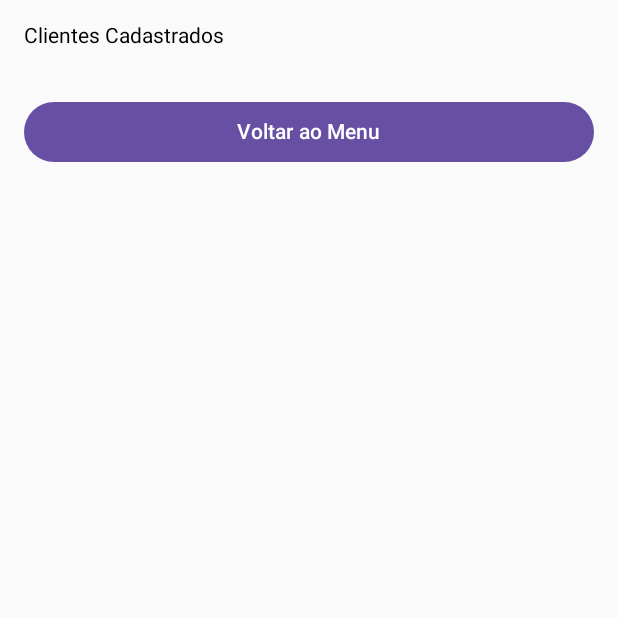
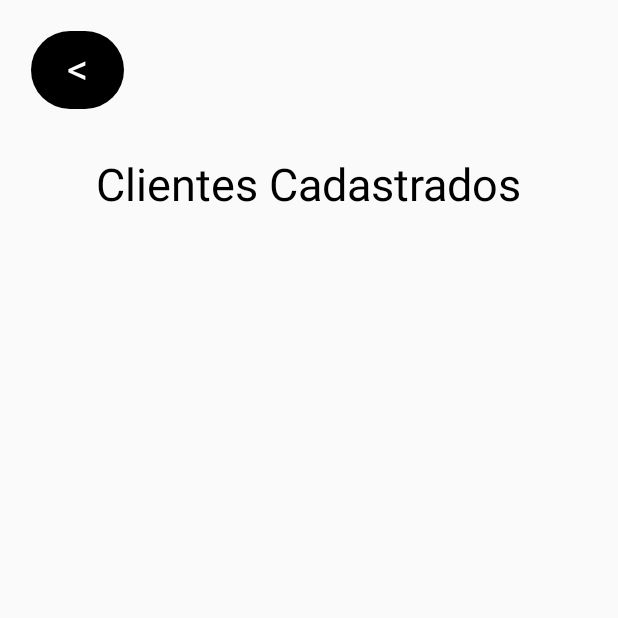
Before and after one commit to pablopasquim/MarmitasProjetos, an Android app built with Jetpack Compose: the VisualizarClientesScreen screen opened through its navigation route, on a phone screen of 412 x 824 dp, the top half of it. Run offline under Robolectric (Android 15) with nearby library versions, the phone set to English and light mode, and no system bars; our stand-ins replace Room's generated code.

Commit message:
changed viewe style and fixed view buttons to correctly return after editing the client

```diff
--- a/app/src/main/java/com/example/marmitasapp/ClienteActivity.kt
+++ b/app/src/main/java/com/example/marmitasapp/ClienteActivity.kt
@@ -5,7 +5,10 @@ import android.widget.Toast
 import androidx.activity.ComponentActivity
 import androidx.activity.compose.setContent
 import androidx.activity.viewModels
+import androidx.compose.foundation.background
+import androidx.compose.foundation.border
 import androidx.compose.foundation.layout.Arrangement
+import androidx.compose.foundation.layout.Box
 import androidx.compose.foundation.layout.Column
 import androidx.compose.foundation.layout.Row
 import androidx.compose.foundation.layout.Spacer
@@ -13,7 +16,13 @@ import androidx.compose.foundation.layout.fillMaxSize
 import androidx.compose.foundation.layout.fillMaxWidth
 import androidx.compose.foundation.layout.height
 import androidx.compose.foundation.layout.padding
+import androidx.compose.foundation.layout.size
+import androidx.compose.foundation.layout.wrapContentSize
+import androidx.compose.foundation.shape.CircleShape
+import androidx.compose.foundation.shape.RoundedCornerShape
 import androidx.compose.material3.Button
+import androidx.compose.material3.ButtonDefaults
+import androidx.compose.material3.MaterialTheme
 import androidx.compose.material3.Text
 import androidx.compose.material3.TextField
 import androidx.compose.runtime.Composable
@@ -23,9 +32,13 @@ import androidx.compose.runtime.remember
 import androidx.compose.runtime.setValue
 import androidx.compose.ui.Alignment
 import androidx.compose.ui.Modifier
+import androidx.compose.ui.draw.clip
+import androidx.compose.ui.draw.shadow
 import androidx.compose.ui.graphics.Color
 import androidx.compose.ui.platform.LocalContext
+import androidx.compose.ui.text.TextStyle
 import androidx.compose.ui.unit.dp
+import androidx.compose.ui.unit.sp
 import androidx.navigation.NavController
 import androidx.navigation.compose.NavHost
 import androidx.navigation.compose.composable
@@ -55,7 +68,7 @@ class ClienteActivity : ComponentActivity() {
                 }
                 composable("cadastro") {
                     CadastrarClienteScreen(viewModel = viewModel) {
-                        navController.popBackStack() // Volta para o menu após o cadastro
+                        navController.popBackStack()
                     }
                 }
                 composable("listagem") {
@@ -105,7 +118,7 @@ fun ClientesMenu(navController: NavController) {
         Spacer(modifier = Modifier.height(16.dp))
 
         Button(
-            onClick = {  },
+            onClick = { navController.popBackStack() },
             modifier = Modifier.fillMaxWidth()
         ) {
             Text("Voltar ao Menu Principal")
@@ -194,7 +207,29 @@ fun CadastrarClienteScreen(viewModel: ClienteViewModel, onFinish: () -> Unit) {
 
 @Composable
 fun VisualizarClientesScreen(viewModel: ClienteViewModel, navController: NavController) {
+
+    Column(
+        modifier = Modifier
+            .fillMaxSize()
+            .padding(5.dp),
+        verticalArrangement = Arrangement.Top,
+        horizontalAlignment = Alignment.Start
+    ) {
+        Button(
+            onClick = { navController.popBackStack() },
+            modifier = Modifier
+                .padding(start = 10.dp, top = 10.dp)
+                .wrapContentSize() // Button size adjusts to content
+                .clip(CircleShape)
+                .padding(5.dp),
+            colors = ButtonDefaults.buttonColors(containerColor = Color.Black)
+        ) {
+            Text("<", style = MaterialTheme.typography.headlineMedium)
+        }
+
+    }
     val clientes = viewModel.listaClientes.value
+
 
     Column(
         modifier = Modifier
@@ -203,19 +238,41 @@ fun VisualizarClientesScreen(viewModel: ClienteViewModel, navController: NavCont
         verticalArrangement = Arrangement.Top,
         horizontalAlignment = Alignment.Start
     ) {
-        Text("Clientes Cadastrados", modifier = Modifier.padding(bottom = 16.dp))
+
+        Spacer(modifier = Modifier.height(90.dp))
+        Box(modifier = Modifier.fillMaxWidth()) { // Wrap Text in a Box
+            Text(
+                "Clientes Cadastrados",
+                modifier = Modifier
+                    .padding(bottom = 16.dp)
+                    .align(Alignment.Center),
+                style = TextStyle(fontSize = 30.sp)
+            )
+        }
 
         clientes.forEach { cliente ->
             Row(
-                modifier = Modifier.fillMaxWidth(),
-                horizontalArrangement = Arrangement.SpaceBetween
+                modifier = Modifier
+                    .fillMaxWidth()
+                    .padding(12.dp)
+                    .border(1.dp, Color.Black, RoundedCornerShape(20.dp))
+                    .clip(RoundedCornerShape(20.dp)),
+                horizontalArrangement = Arrangement.SpaceBetween,
+                verticalAlignment = Alignment.CenterVertically
+
             ) {
                 Column {
-                    Text("Nome: ${cliente.nome}", modifier = Modifier.padding(bottom = 4.dp))
-                    Text("Email: ${cliente.email}", modifier = Modifier.padding(bottom = 4.dp))
+                    Text(
+                        cliente.nome,
+                        modifier = Modifier
+                            .padding(start = 16.dp, bottom = 4.dp),
+                        style = TextStyle(fontSize = 15.sp)
+                    )
                 }
 
                 Row(
+                    modifier = Modifier
+                        .padding(12.dp),
                     horizontalArrangement = Arrangement.End,
                     verticalAlignment = Alignment.CenterVertically
                 ) {
@@ -224,29 +281,23 @@ fun VisualizarClientesScreen(viewModel: ClienteViewModel, navController: NavCont
                             // Passando o nome do cliente para a tela de edição
                             navController.navigate("editarCliente/${cliente.nome}")
                         },
-                        modifier = Modifier.padding(end = 8.dp)
+                        modifier = Modifier.padding(end = 8.dp),
+                        colors = ButtonDefaults.buttonColors(containerColor = Color.Black)
+
                     ) {
                         Text("Editar")
                     }
                     Button(
                         onClick = {
                             viewModel.excluirCliente(cliente)
-                        }
+                        },
+                        colors = ButtonDefaults.buttonColors(containerColor = Color.Black)
                     ) {
                         Text("Excluir")
                     }
                 }
             }
             Spacer(modifier = Modifier.height(8.dp))
-        }
-
-        Spacer(modifier = Modifier.height(16.dp))
-
-        Button(
-            onClick = { navController.popBackStack() },
-            modifier = Modifier.fillMaxWidth()
-        ) {
-            Text("Voltar ao Menu")
         }
     }
 }
```
